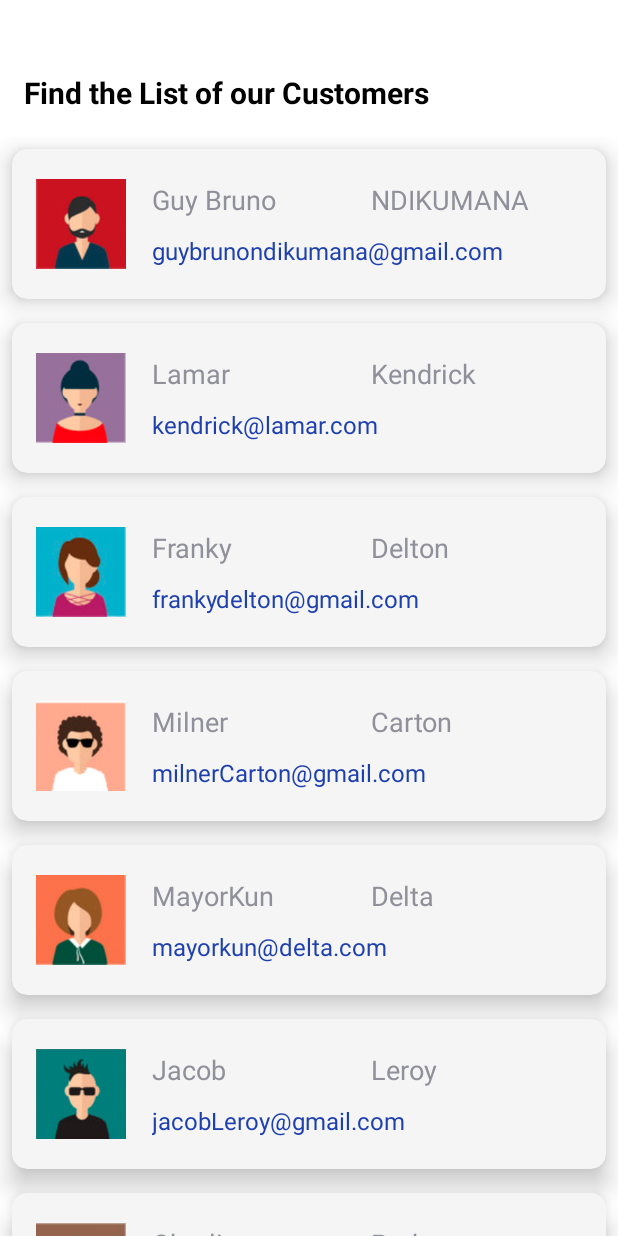
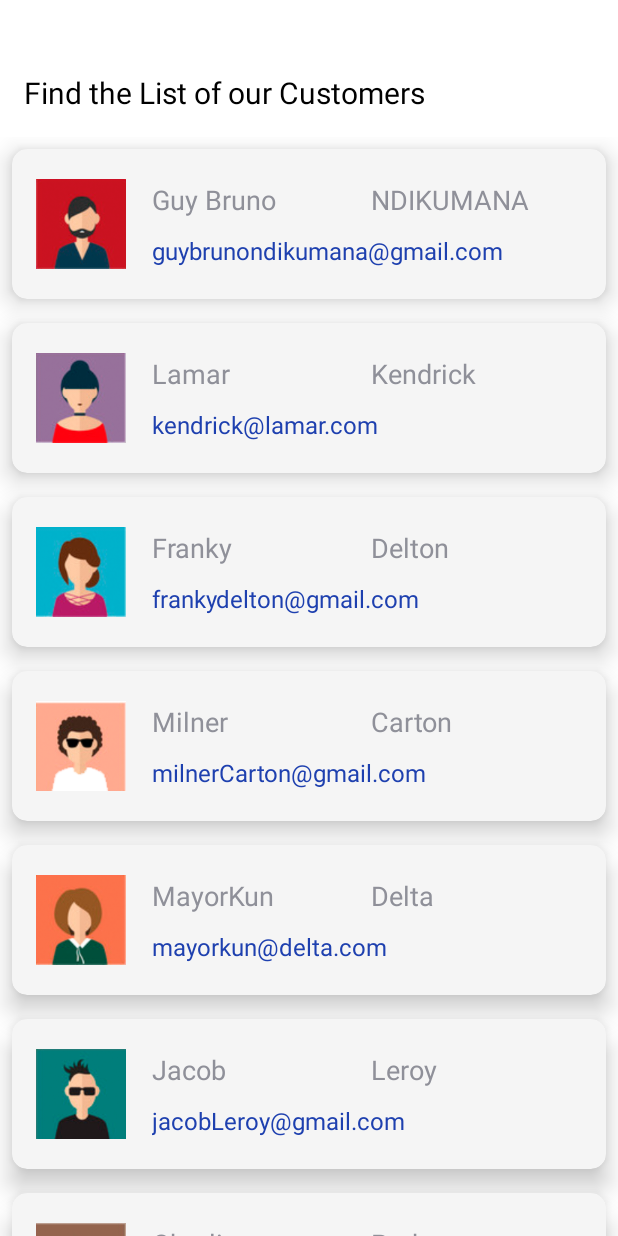
Before and after one commit to brunoguyy12/Login_Signup-Android, an Android app: the home screen opened directly, with no data from a screen before it, on a phone screen of 412 x 824 dp. Run offline under Robolectric (Android 15) with nearby library versions, the phone set to English and light mode, and no system bars.

Commit message:
Extra change

```diff
--- a/app/src/main/res/layout/activity_home.xml
+++ b/app/src/main/res/layout/activity_home.xml
@@ -10,13 +10,13 @@
     tools:context=".home">
   <TextView
       android:id="@+id/listIntro"
+      android:textFontWeight="800"
       android:layout_width="match_parent"
       android:layout_height="wrap_content"
       android:padding="16dp"
       android:text="Find the List of our Customers"
       android:textColor="@color/black"
       android:textSize="20sp"
-      android:textStyle="bold"
       android:layout_marginTop="32dp"
     />
 
```
